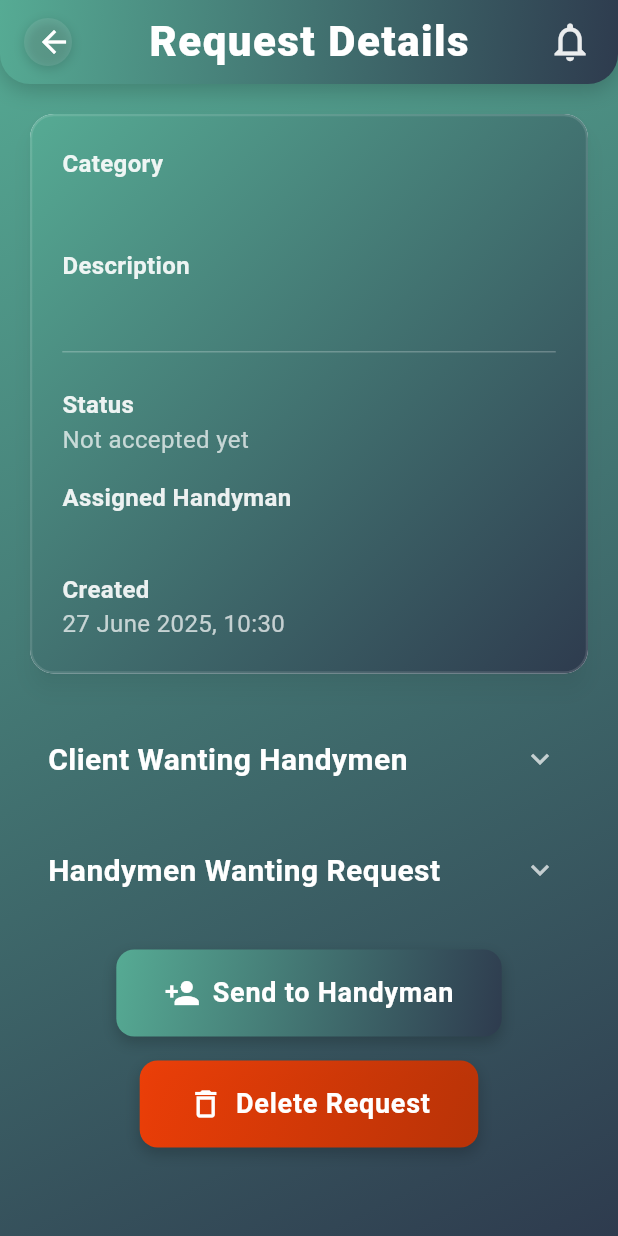
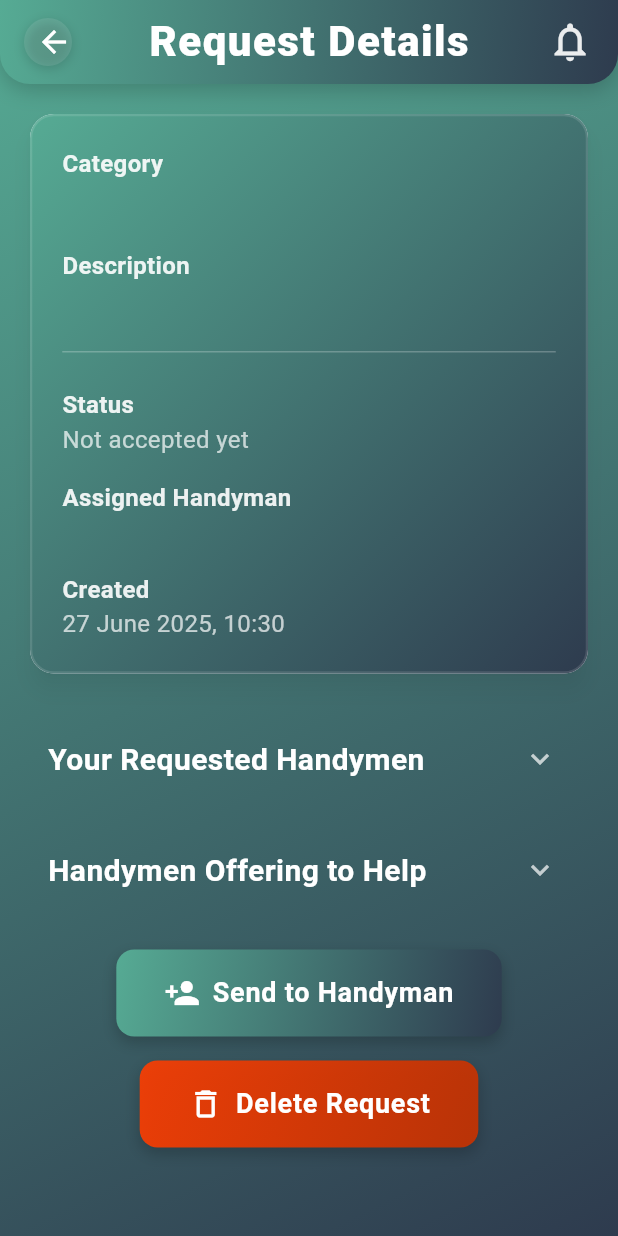
Before and after one commit to MINA000000/Handymen-app, a Flutter app: the NotApprovedRequest screen opened directly with empty values, on a phone screen of 412 x 824 dp. Run offline on Flutter 3.47's test engine with Material 3 defaults, Android fonts, the phone set to English and light mode, and no system bars; our stand-ins replace animate_do, cached_network_image, cloud_firestore, cloud_functions, dio, file_picker and 8 more; accounts and stored records are empty; Roboto replaces fonts that are missing (Nunito); project files that could hold a hidden picture were left out.

Commit message:
change text of two lists in ui for requests

```diff
--- a/lib/client_screens/not_approved_request.dart
+++ b/lib/client_screens/not_approved_request.dart
@@ -407,7 +407,7 @@ class _NotApprovedRequestState extends State<NotApprovedRequest> {
                 // Client Wanting Handymen Section
                 ExpansionTile(
                   title: Text(
-                    'Client Wanting Handymen',
+                    'Your Requested Handymen',
                     style: const TextStyle(
                       color: Colors.white,
                       fontSize: 20,
@@ -654,7 +654,7 @@ class _NotApprovedRequestState extends State<NotApprovedRequest> {
                 // Handymen Wanting Request Section
                 ExpansionTile(
                   title: Text(
-                    'Handymen Wanting Request',
+                    'Handymen Offering to Help',
                     style: const TextStyle(
                       color: Colors.white,
                       fontSize: 20,
```
